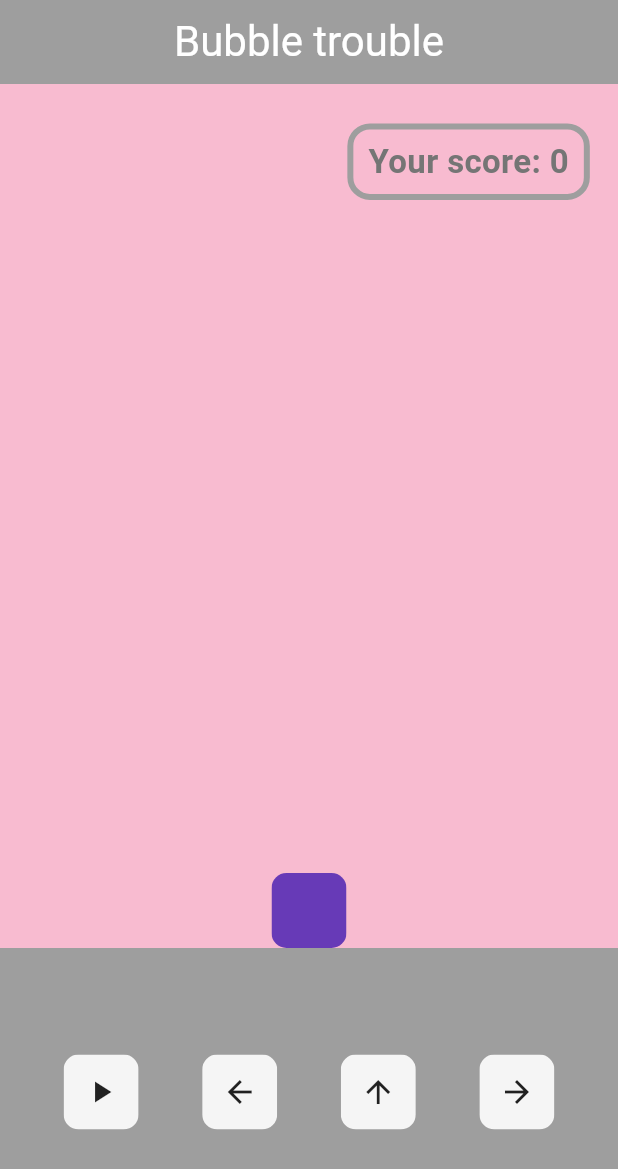
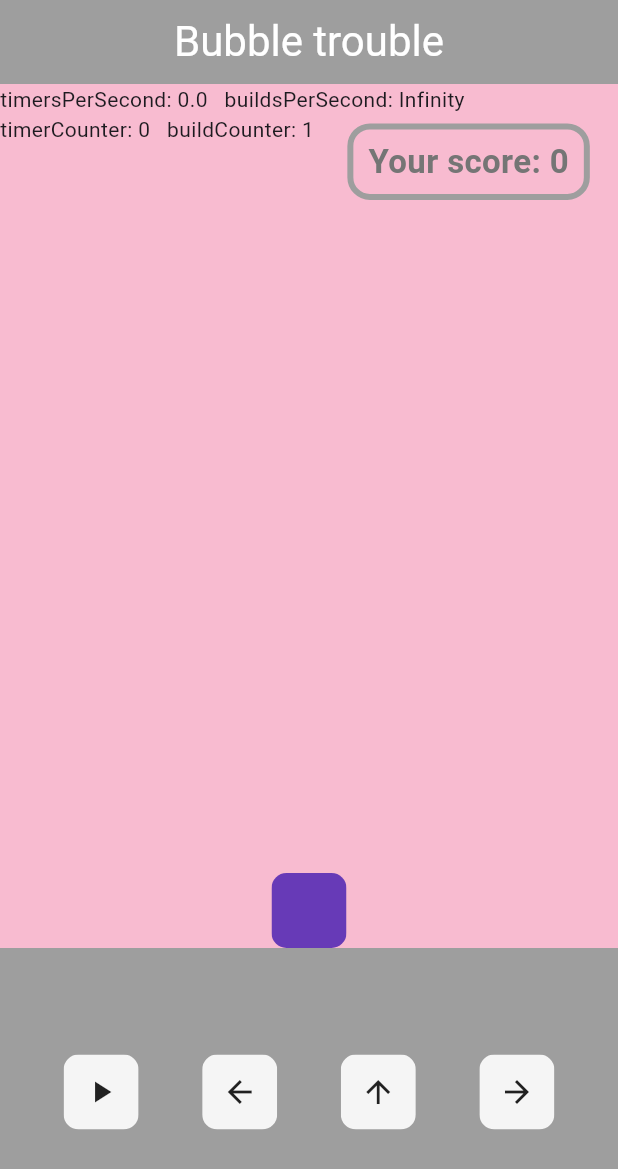
Before and after one commit to fdg2425/bubbleTrouble_flutter_navalnorth_forked, a Flutter app: the screen it shows after launch, on a phone screen of 412 x 824 dp. Shown: the top 1169 px of the screen. Run offline on Flutter 3.47's test engine with Material 3 defaults, Android fonts, the phone set to English and light mode, and no system bars.

Commit message:
increased cycle of game timer to 40ms and introduced class CycleCounter to display counters per second

```diff
--- a/lib/ball.dart
+++ b/lib/ball.dart
@@ -5,7 +5,7 @@ enum Direction { left, right }
 class Ball {
   double time = 0;
   double height = 0;
-  double velocity = 60;
+  double velocity = 220;
   double alignX = 1;
   double alignY = 1;
   var ballDirection = Direction.left;
@@ -17,7 +17,7 @@ class Ball {
 
   void move(double totalHeight, double totalWidth) {
     //Equation pour que la alle rebondissent
-    height = -5 * time * time + velocity * time;
+    height = -70 * time * time + velocity * time;
 
     //si la balle touche le sol reset le saut
     if (height < 0) {
@@ -45,7 +45,7 @@ class Ball {
     // We have:
     // speedX / totalWidth = deltaAlign / 2   => deltaAlignX = 2 * speedX / totalWidth
     // let's try speedX = 2:
-    var deltaAlignX = 4 / totalWidth;
+    var deltaAlignX = 14 / totalWidth;
     //print(deltaAlignX);
     if (ballDirection == Direction.left) {
       alignX -= deltaAlignX;
--- /dev/null
+++ b/lib/cycle_counter.dart
@@ -0,0 +1,28 @@
+class CycleCounter {
+  DateTime? _startTime;
+  int _counter = 0;
+
+  int get counter => _counter;
+
+  void increase() {
+    // memorize the time when the counter was first "used"
+    // ignore: prefer_conditional_assignment
+    if (_startTime == null) {
+      _startTime = DateTime.now();
+    }
+    _counter++;
+  }
+
+  void reset() {
+    _counter = 0;
+    _startTime = null;
+  }
+
+  double getCountsPerSecond() {
+    if (_startTime == null) return 0;
+
+    return _counter *
+        1000 /
+        DateTime.now().difference(_startTime!).inMilliseconds;
+  }
+}
--- a/lib/homepage.dart
+++ b/lib/homepage.dart
@@ -4,10 +4,11 @@ import 'dart:async';
 
 import 'package:flutter/material.dart';
 import 'package:flutter/services.dart';
-import 'package:saute_mouton/ball.dart';
-import 'package:saute_mouton/button.dart';
-import 'package:saute_mouton/missile.dart';
-import 'package:saute_mouton/player.dart';
+import 'ball.dart';
+import 'button.dart';
+import 'cycle_counter.dart';
+import 'missile.dart';
+import 'player.dart';
 import 'auto_repeater.dart';
 import 'ball_widget.dart';
 import 'game_over_widget.dart';
@@ -37,8 +38,14 @@ class _HomePageState extends State<HomePage> {
   double missileX = playerX;
   double missileHeight = 10;
   bool midshoot = false;
+
+  // autorepeater
   late AutoRepeater leftMoveRepeater;
   late AutoRepeater rightMoveRepeater;
+
+  // timer and build counter
+  var timerCounter = CycleCounter();
+  var buildCounter = CycleCounter();
 
   @override
   void initState() {
@@ -63,6 +70,9 @@ class _HomePageState extends State<HomePage> {
       return;
     }
 
+    timerCounter.reset();
+    buildCounter.reset();
+
     setState(() {
       gameIsRunning = true;
       gameHasEnded = false;
@@ -78,7 +88,11 @@ class _HomePageState extends State<HomePage> {
 
     dtAddBall = DateTime.now().add(const Duration(seconds: 10));
 
-    Timer.periodic(const Duration(milliseconds: 5), (timer) {
+    // By increasing the cycle time to 40ms we try to ensure, that we have a
+    // similar ball speed on different machines and also in Debug and Release.
+    Timer.periodic(const Duration(milliseconds: 40), (timer) {
+      timerCounter.increase();
+
       double totalHeight = getStackHeight(context);
       double totalWidth = MediaQuery.of(context).size.width;
       setState(() {
@@ -264,6 +278,8 @@ class _HomePageState extends State<HomePage> {
 
   @override
   Widget build(BuildContext context) {
+    buildCounter.increase();
+
     double? secondsTillAdditionalBall;
     if (dtAddBall != null) {
       secondsTillAdditionalBall =
@@ -320,6 +336,13 @@ class _HomePageState extends State<HomePage> {
                     // show the balls on top of the player to better see the collisions
                     for (var ball in balls) BallWidget(ball: ball),
                     if (gameHasEnded) const GameOverWidget(),
+                    Positioned(
+                        top: 0,
+                        left: 0,
+                        child: Text(
+                            "timersPerSecond: ${timerCounter.getCountsPerSecond().toStringAsFixed(1)}   "
+                            "buildsPerSecond: ${buildCounter.getCountsPerSecond().toStringAsFixed(1)} \n"
+                            "timerCounter: ${timerCounter.counter}   buildCounter: ${buildCounter.counter}")),
                   ],
                 ),
               ),
```
